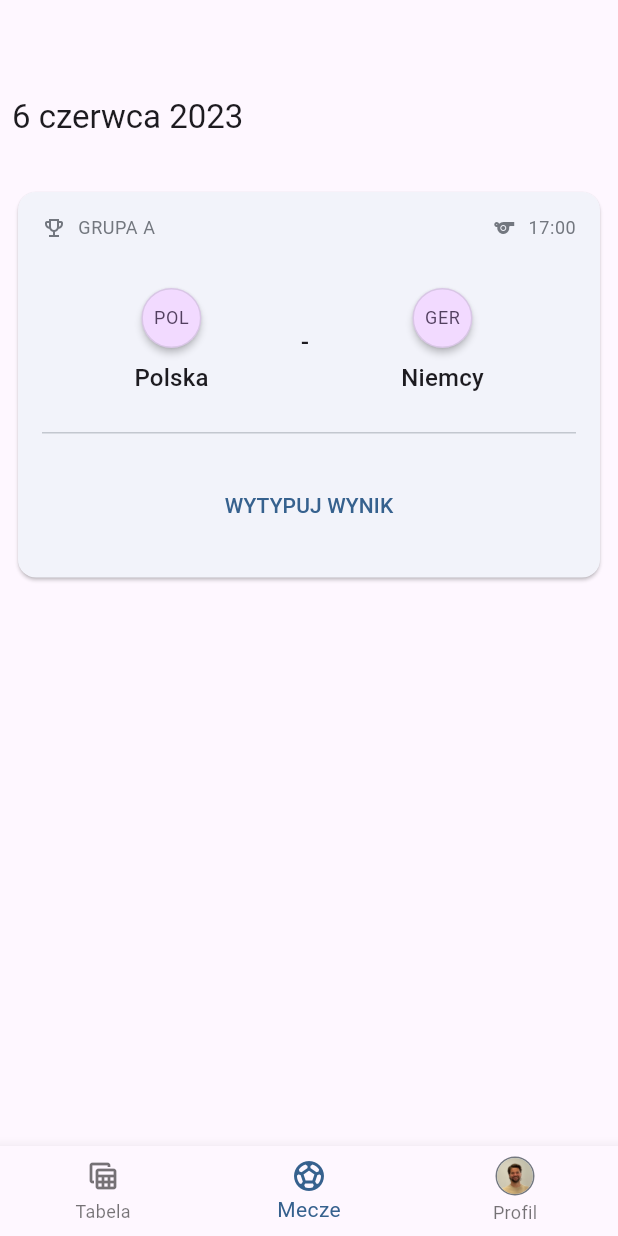
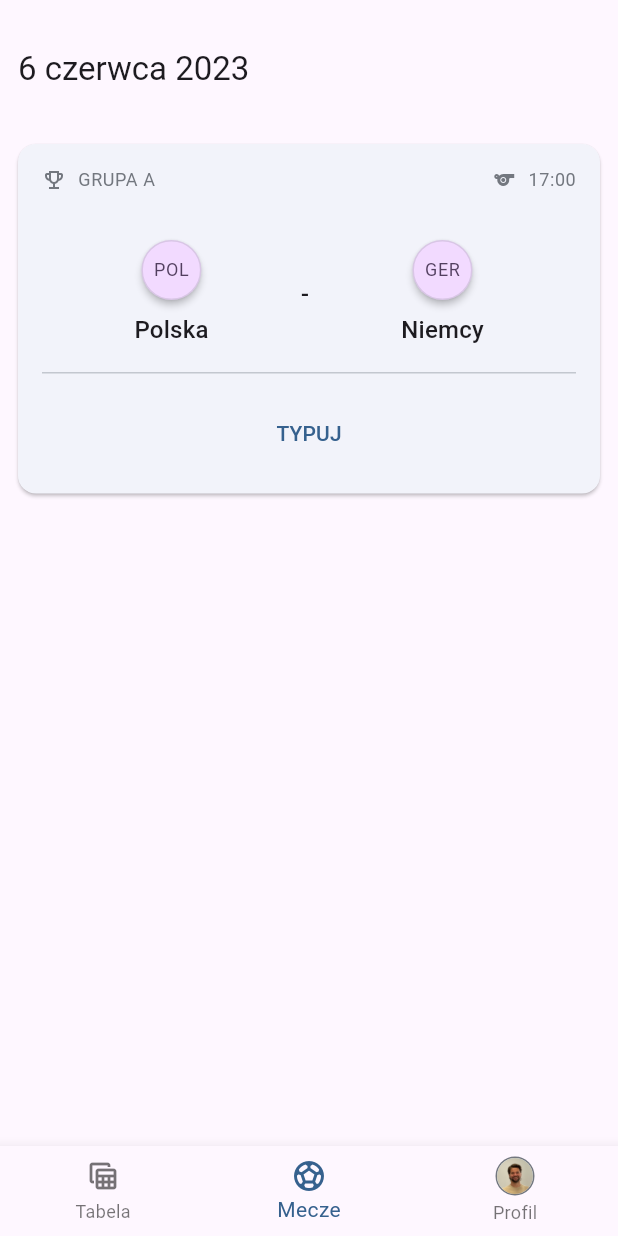
Before and after one commit to krzysztuf/offside, a Flutter app: the screen it shows after launch, item 2 of the bottom bar chosen, on a phone screen of 412 x 824 dp. Run offline on Flutter 3.47's test engine with Material 3 defaults, Android fonts, the phone set to English and light mode, and no system bars; our stand-ins replace chopper, flutter_riverpod, freezed_annotation, gap, get_it, go_router and 4 more; generated files the repository leaves out were written again.

Commit message:
Add matches related use cases

```diff
--- a/lib/domain/models/match.dart
+++ b/lib/domain/models/match.dart
@@ -1,4 +1,5 @@
 import 'package:freezed_annotation/freezed_annotation.dart';
+import 'package:offside/domain/models/identifiable.dart';
 
 import 'match_result.dart';
 import 'team.dart';
@@ -7,13 +8,18 @@ part 'match.freezed.dart';
 part 'match.g.dart';
 
 @freezed
-class Match with _$Match {
+class Match with _$Match implements Identifiable {
   const factory Match({
-    required String id,
+    required int id,
     required Team homeTeam,
     required Team awayTeam,
     MatchResult? result,
   }) = _Match;
 
+  Match._();
+
   factory Match.fromJson(Map<String, dynamic> json) => _$MatchFromJson(json);
+
+  @override
+  int get identifier => id;
 }
--- a/lib/presentation/pages/home_page/matches_sub_page/match_bet_card.dart
+++ b/lib/presentation/pages/home_page/matches_sub_page/match_bet_card.dart
@@ -58,14 +58,13 @@ class MatchBetCard extends ConsumerWidget {
                   TeamBadge(team: awayTeam),
                 ],
               ),
-              const Gap(24),
+              const Gap(16),
               const Divider(height: 1),
-              const Gap(24),
+              const Gap(16),
               TextButton(
-                child: const Text('WYTYPUJ WYNIK'),
+                child: const Text('TYPUJ'),
                 onPressed: () {},
               ),
-              const Gap(8),
             ],
           ),
         ),
--- a/lib/presentation/pages/home_page/matches_sub_page/matches_sub_page.dart
+++ b/lib/presentation/pages/home_page/matches_sub_page/matches_sub_page.dart
@@ -16,10 +16,13 @@ class MatchesSubPage extends ConsumerWidget {
         child: Column(
           crossAxisAlignment: CrossAxisAlignment.start,
           children: [
-            const Gap(64),
-            Text(
-              DateFormat('d MMMM yyyy', 'pl').format(DateTime(2023, 6, 6)),
-              style: context.textTheme.titleLarge,
+            const Gap(32),
+            Padding(
+              padding: const EdgeInsets.only(left: 4.0),
+              child: Text(
+                DateFormat('d MMMM yyyy', 'pl').format(DateTime(2023, 6, 6)),
+                style: context.textTheme.titleLarge,
+              ),
             ),
             const Gap(32),
             MatchBetCard(),
```
Also changed, not shown: lib/data/repositories/providers.dart (+17 -0 lines), lib/domain/usecases/matches/get_upcoming_matches.dart (added, +7 -0 lines), lib/domain/usecases/matches/matches_use_cases.dart (added, +14 -0 lines), lib/data/repositories/providers.g.dart, lib/domain/models/match.freezed.dart, lib/domain/models/match.g.dart, lib/domain/usecases/matches/matches_use_cases.g.dart (added).
